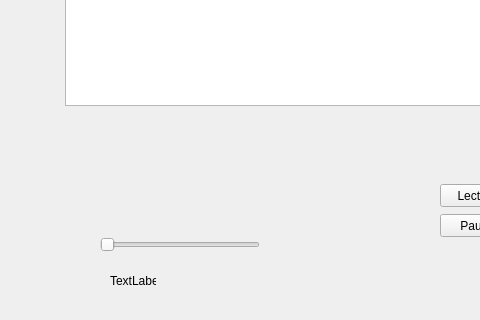
Qt form AudioGeek/mainwindow.ui (MacMaty/AudioGeek) before a commit; both pictures show x 0 to 480 and y 152 to 472 of the 748 by 472 pixel window.
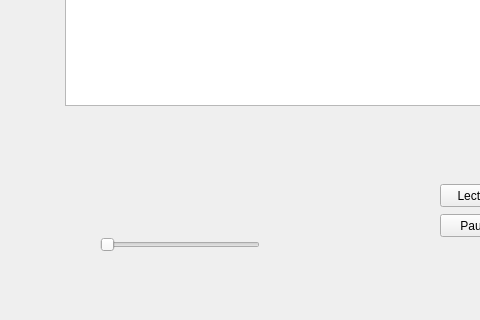
The same form after that commit.

What changed in the file:
```diff
--- a/AudioGeek/mainwindow.ui
+++ b/AudioGeek/mainwindow.ui
@@ -130,19 +130,6 @@
      <enum>Qt::Horizontal</enum>
     </property>
    </widget>
-   <widget class="QLabel" name="lbl_horizontal">
-    <property name="geometry">
-     <rect>
-      <x>110</x>
-      <y>390</y>
-      <width>46</width>
-      <height>13</height>
-     </rect>
-    </property>
-    <property name="text">
-     <string>TextLabel</string>
-    </property>
-   </widget>
   </widget>
   <widget class="QMenuBar" name="menuBar">
    <property name="geometry">
```
